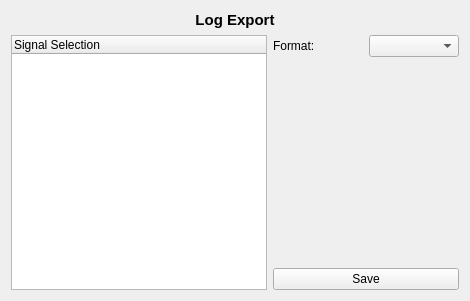
Before: the Qt Designer form ui/logExport.ui in PurdueElectricRacing/DaqApp, drawn with Qt 5.
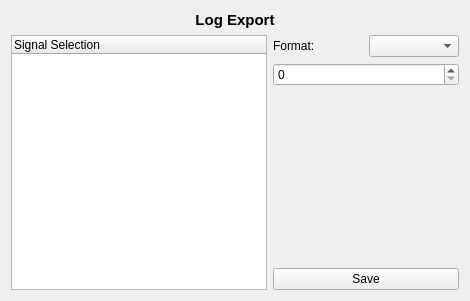
After: the same form once the commit is applied.

Diff of the .ui file:
```diff
--- a/ui/logExport.ui
+++ b/ui/logExport.ui
@@ -64,6 +64,9 @@
          </item>
         </layout>
        </item>
+       <item>
+        <widget class="QSpinBox" name="binSizeSpin"/>
+       </item>
        <item>
         <spacer name="verticalSpacer">
          <property name="orientation">
```
